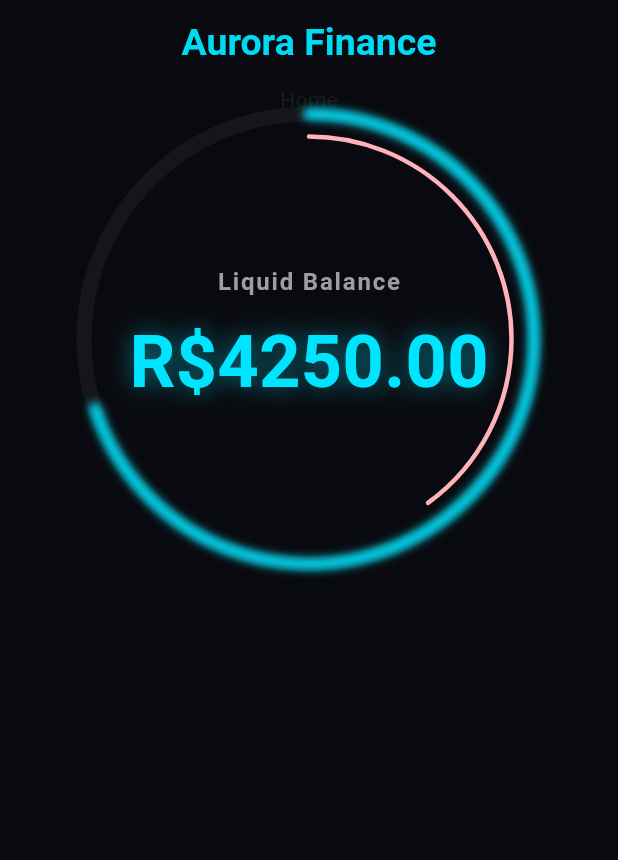
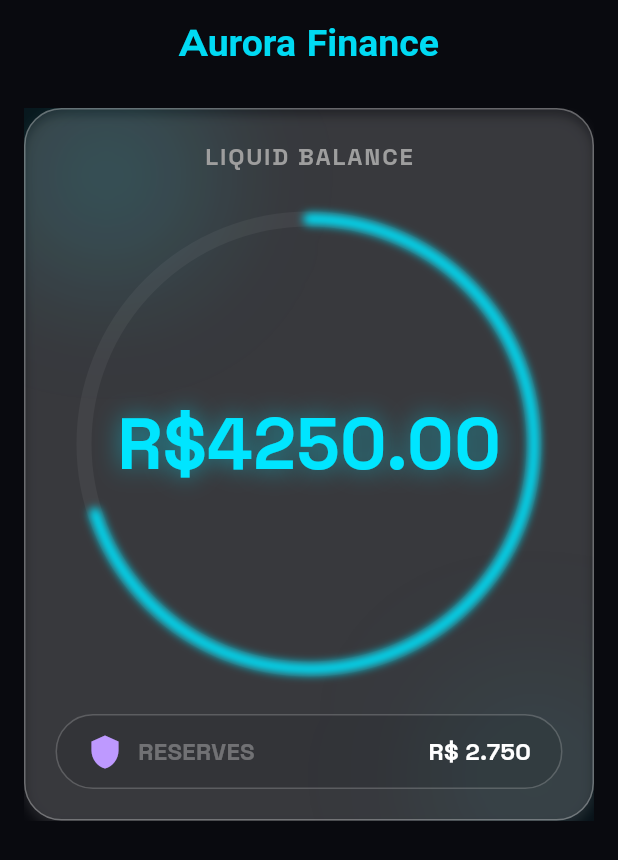
Before and after one commit to anasenglishub/aurora_finance, a Flutter app: the screen it shows after launch, on a phone screen of 412 x 824 dp. Shown: the top 860 px of the screen. Run offline on Flutter 3.47's test engine with Material 3 defaults, Android fonts, the phone set to English and light mode, and no system bars; our stand-ins replace google_fonts; Roboto replaces fonts that are missing (Manrope).

Commit message:
feat: finished balance component

```diff
--- a/lib/app/app.dart
+++ b/lib/app/app.dart
@@ -1,6 +1,7 @@
 import 'package:flutter/material.dart';
 import 'package:aurora_finance/app/shared/utils/app_config.dart';
 import 'package:aurora_finance/app/view/pages/HomePage.dart';
+import 'package:google_fonts/google_fonts.dart';
 
 class AuroraApp extends StatelessWidget {
   const AuroraApp({super.key});
@@ -14,7 +15,7 @@ class AuroraApp extends StatelessWidget {
       theme: ThemeData(
         colorScheme: ColorScheme.fromSeed(seedColor: AppConfig.primarySwatch[500]!),
         scaffoldBackgroundColor: ColorScheme.fromSeed(seedColor: AppConfig.neutralColor).surface,
-        fontFamily: AppConfig.bodyFont,
+        textTheme: GoogleFonts.montserratTextTheme(),
       ),
       title: 'Aurora Finance',
       home: const HomePage(),
--- a/lib/app/view/pages/HomePage.dart
+++ b/lib/app/view/pages/HomePage.dart
@@ -1,6 +1,8 @@
+import 'dart:ui';
+
 import 'package:flutter/material.dart';
 import 'package:aurora_finance/app/shared/utils/app_config.dart';
-import 'package:aurora_finance/app/view/widgets/BalanceCircle.dart';
+import 'package:aurora_finance/app/view/widgets/Balance.dart';
 
 class HomePage extends StatelessWidget {
   const HomePage({super.key});
@@ -20,12 +22,47 @@ class HomePage extends StatelessWidget {
             fontWeight: FontWeight.bold,
           ),
         ),
-        body: Center(
+        body: Padding(
+          padding: const EdgeInsets.all(16.0),
           child: Column(
             children: [
-              Text('Home'),
-              BalanceCircle(balancePercent: 0.7, reservedPercent: 0.4, totalBalance: 4250),
-
+              Stack(
+                children: [
+                  // Blurred blue ball — top left
+                  Positioned(
+                    top: -30,
+                    left: -20,
+                    child: ImageFiltered(
+                      imageFilter: ImageFilter.blur(sigmaX: 40, sigmaY: 40),
+                      child: Container(
+                        width: 150,
+                        height: 150,
+                        decoration: BoxDecoration(
+                          shape: BoxShape.circle,
+                          color: AppConfig.primarySwatch[300]!.withValues(alpha: 0.15),
+                        ),
+                      ),
+                    ),
+                  ),
+                  // Blurred blue ball — bottom right
+                  Positioned(
+                    bottom: -30,
+                    right: -20,
+                    child: ImageFiltered(
+                      imageFilter: ImageFilter.blur(sigmaX: 50, sigmaY: 50),
+                      child: Container(
+                        width: 120,
+                        height: 120,
+                        decoration: BoxDecoration(
+                          shape: BoxShape.circle,
+                          color: AppConfig.primarySwatch[500]!.withValues(alpha: 0.15),
+                        ),
+                      ),
+                    ),
+                  ),
+                  Balance(),
+                ],
+              ),
             ],
           ),
         ),
--- /dev/null
+++ b/lib/app/view/widgets/Balance.dart
@@ -0,0 +1,79 @@
+import 'package:flutter/material.dart';
+import 'package:aurora_finance/app/shared/utils/app_config.dart';
+import 'package:aurora_finance/app/view/widgets/BalanceCircle.dart';
+import 'package:google_fonts/google_fonts.dart';
+
+class Balance extends StatelessWidget {
+  const Balance({super.key});
+
+  @override
+  Widget build(BuildContext context) {
+    return Container(
+      decoration: BoxDecoration(
+        borderRadius: BorderRadius.circular(25),
+        color: AppConfig.primarySwatch[50]!.withValues(alpha: 0.1),
+        boxShadow: [
+          BoxShadow(
+            color: AppConfig.primarySwatch[50]!.withValues(alpha: 0.1),
+            blurRadius: 5,
+            offset: Offset(0, 5),
+          ),
+        ],
+        border: Border.all(
+          color: AppConfig.primarySwatch[50]!.withValues(alpha: 0.3),
+          width: 1,
+        ),
+      ),
+      padding: const EdgeInsets.all(20),
+      child: Column(
+        spacing: 30,
+        children: [
+          Text("LIQUID BALANCE", style: TextStyle(color: Colors.grey, fontSize: 16, fontWeight: FontWeight.bold, letterSpacing: 1.2, fontFamily: GoogleFonts.spaceGrotesk().fontFamily)),
+          BalanceCircle(balancePercent: 0.7, reservedPercent: 0.4, totalBalance: 4250),
+          Container(
+            padding: const EdgeInsets.symmetric(horizontal: 20, vertical: 10),
+            decoration: BoxDecoration(
+              borderRadius: BorderRadius.circular(25),
+              color: AppConfig.neutralColor!.withValues(alpha: 0.1),
+              border: Border.all(
+                color: AppConfig.primarySwatch[50]!.withValues(alpha: 0.2),
+                width: 1,
+              ),
+            ),
+            height: 50,
+            child: Row(
+              mainAxisAlignment: MainAxisAlignment.spaceBetween,
+              children: [
+                Flex(
+                  direction: Axis.horizontal,
+                  spacing: 10,
+                  children: [
+                  Icon(Icons.shield, color: AppConfig.secondarySwatch[300]),
+                  Text(
+                    'RESERVES',
+                    style: TextStyle(
+                      fontWeight: FontWeight.bold,
+                      fontSize: 16,
+                      fontFamily: GoogleFonts.spaceGrotesk().fontFamily,
+                      color: AppConfig.primarySwatch[50]!.withValues(alpha: 0.3),
+                    ),
+                  ),
+                ]),
+                Text(
+                  'R\$ 2.750',
+                  style: TextStyle(
+                    fontWeight: FontWeight.bold,
+                    fontSize: 16,
+                    fontFamily: GoogleFonts.spaceGrotesk().fontFamily,
+                    color: AppConfig.primarySwatch[50]!,
+                  ),
+                ),
+
+              ],
+            ),
+          ),
+        ],
+      ),
+    );
+  }
+}
--- a/lib/app/view/widgets/BalanceCircle.dart
+++ b/lib/app/view/widgets/BalanceCircle.dart
@@ -1,6 +1,7 @@
 import 'package:flutter/material.dart';
 import 'dart:math';
 import 'package:aurora_finance/app/shared/utils/app_config.dart';
+import 'package:google_fonts/google_fonts.dart';
 
 void main() => runApp(const MaterialApp(home: Scaffold(backgroundColor: Color(0xFF0D1117), body: Center(child: BalanceCircle(balancePercent: 0.7, reservedPercent: 0.4, totalBalance: 10000)))));
 
@@ -32,8 +33,6 @@ class BalanceCircle extends StatelessWidget {
         Column(
           mainAxisSize: MainAxisSize.min,
           children: [
-            const Text("Liquid Balance", style: TextStyle(color: Colors.grey, fontSize: 16, fontWeight: FontWeight.bold, letterSpacing: 1.2)),
-            const SizedBox(height: 8),
             Row(
               mainAxisSize: MainAxisSize.min,
               crossAxisAlignment: CrossAxisAlignment.baseline,
@@ -46,6 +45,7 @@ class BalanceCircle extends StatelessWidget {
                     fontSize: 48,
                     fontWeight: FontWeight.bold,
                     shadows: [Shadow(color: const Color(0xFF00E5FF).withValues(alpha: 0.5), blurRadius: 20)],
+                    fontFamily: GoogleFonts.spaceGrotesk().fontFamily,
                   ),
                 ),
               ],
@@ -93,22 +93,6 @@ class CircleProgressPainter extends CustomPainter {
       false,
       balancePaint,
     );
-
-    // 3. Draw Reserved Arc (Pink/Reddish)
-    // We draw this on a slightly smaller radius to create the "inner" look
-    final reservedPaint = Paint()
-      ..color = AppConfig.tertiarySwatch[300] as Color
-      ..style = PaintingStyle.stroke
-      ..strokeCap = StrokeCap.round
-      ..strokeWidth = 3;
-
-    canvas.drawArc(
-      Rect.fromCircle(center: center, radius: radius - 15),
-      startAngle,
-      2 * pi * reservedPercent,
-      false,
-      reservedPaint,
-    );
   }
 
   @override
```
